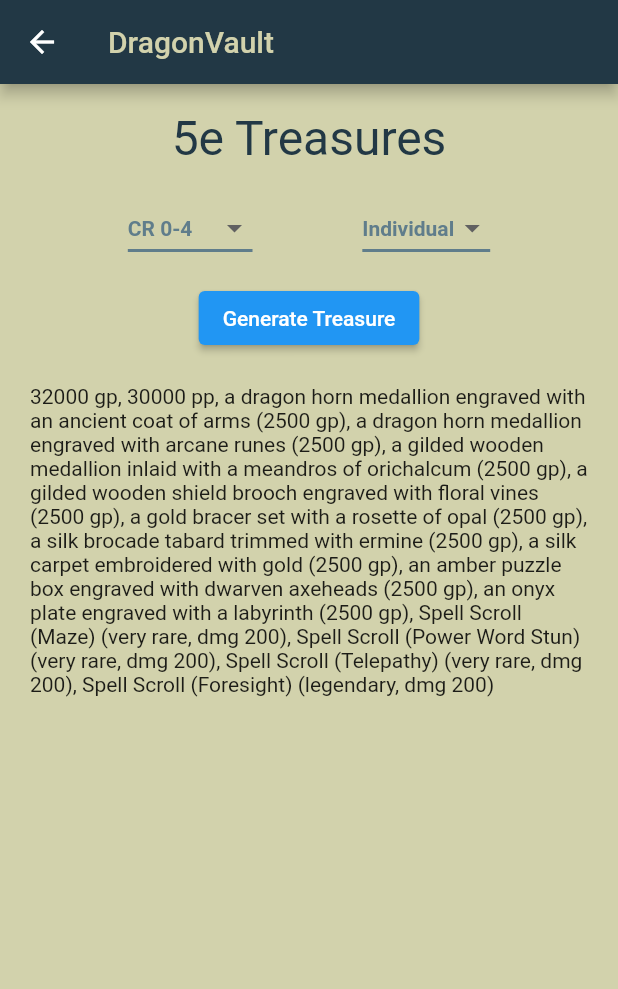
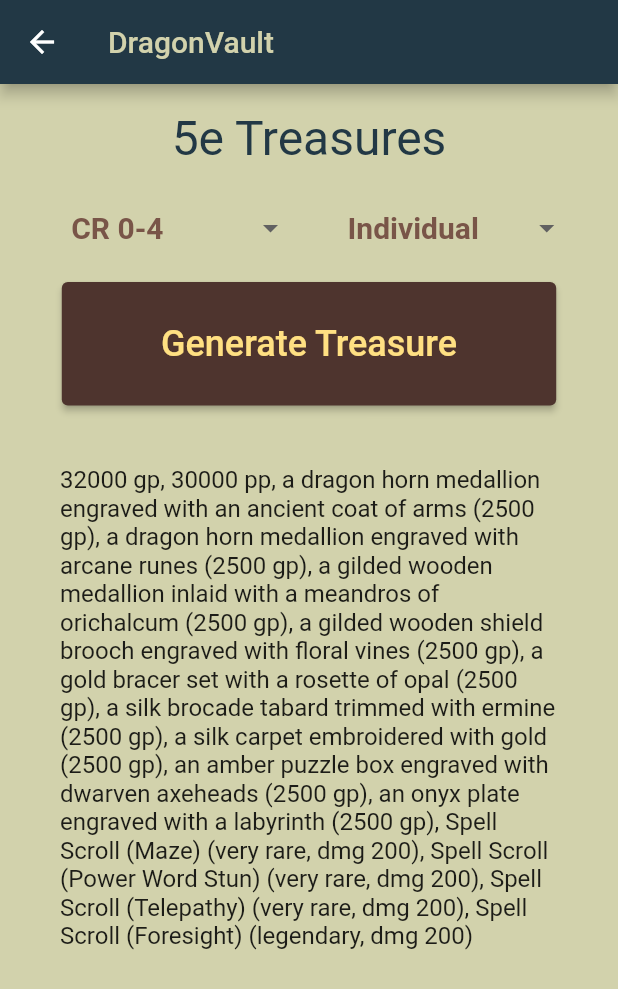
Before and after one commit to villagelder/generator5e, a Flutter app: the screen it shows after launch, after a tap on "Treasures", on a phone screen of 412 x 824 dp. Shown: the top 989 px of the screen. Run offline on Flutter 3.47's test engine with Material 2 defaults, Android fonts, the phone set to English and light mode, and no system bars.

Commit message:
templated treasure page

```diff
--- a/lib/treasures.dart
+++ b/lib/treasures.dart
@@ -1,4 +1,3 @@
-import 'package:flutter/foundation.dart';
 import 'package:flutter/cupertino.dart';
 import 'package:flutter/material.dart';
 
@@ -43,13 +42,25 @@ class TreasuresPage extends MaterialPageRoute<Null> {
                     ],
                   ),
                 ),
-                ElevatedButton(
+                SizedBox(
+                  width: MediaQuery.of(ctx).size.width * 0.8,
+                  height: MediaQuery.of(ctx).size.height * 0.1,
+                  child: ElevatedButton(
+                    style: ElevatedButton.styleFrom(
+                      foregroundColor: Colors.amber.shade200,
+                      backgroundColor: Colors.brown.shade800,
+                    ),
                     onPressed: () {},
-                  child: Text('Generate Treasure'),
+                    child: const Text(
+                      'Generate Treasure',
+                      style: TextStyle(fontSize: 24),
+                    ),
+                  ),
                 ),
                 const Padding(
-                  padding: EdgeInsets.all(20.0),
-                  child: Text('32000 gp, 30000 pp, a dragon horn medallion engraved '
+                  padding: EdgeInsets.all(40.0),
+                  child: Text(
+                      '32000 gp, 30000 pp, a dragon horn medallion engraved '
                       'with an ancient coat of arms (2500 gp), a dragon horn '
                       'medallion engraved with arcane runes (2500 gp), a gilded '
                       'wooden medallion inlaid with a meandros of orichalcum (2500 gp), '
@@ -60,7 +71,8 @@ class TreasuresPage extends MaterialPageRoute<Null> {
                       'an onyx plate engraved with a labyrinth (2500 gp), Spell Scroll (Maze) '
                       '(very rare, dmg 200), Spell Scroll (Power Word Stun) (very rare, dmg 200), '
                       'Spell Scroll (Telepathy) (very rare, dmg 200), Spell Scroll (Foresight) '
-                      '(legendary, dmg 200)'),
+                      '(legendary, dmg 200)',
+                      style: TextStyle(fontSize: 16)),
                 ),
               ],
             ),
@@ -90,12 +102,17 @@ class _TreasureTypeDDBState extends State<TreasureTypeDDB> {
 
   @override
   Widget build(BuildContext context) {
-    return DropdownButton<String>(
+    return Container(
+      width: MediaQuery.of(context).size.width * 0.4,
+      child: DropdownButtonHideUnderline(
+        child: ButtonTheme(
+          alignedDropdown: true,
+          child: DropdownButton<String>(
             value: dropdownValue,
             icon: const Icon(Icons.arrow_drop_down_outlined),
             elevation: 16,
-      style:
-          const TextStyle(color: Colors.blueGrey, fontWeight: FontWeight.bold),
+            style: const TextStyle(
+                color: Colors.brown, fontSize: 20, fontWeight: FontWeight.bold),
             underline: Container(
               height: 2,
               color: Colors.blueGrey,
@@ -112,6 +129,9 @@ class _TreasureTypeDDBState extends State<TreasureTypeDDB> {
                 child: Text(value),
               );
             }).toList(),
+          ),
+        ),
+      ),
     );
   }
 }
@@ -121,12 +141,17 @@ class _ChallengeRatingDDBState extends State<ChallengeRatingDDB> {
 
   @override
   Widget build(BuildContext context) {
-    return DropdownButton<String>(
+    return Container(
+      width: MediaQuery.of(context).size.width * 0.4,
+      child: DropdownButtonHideUnderline(
+        child: ButtonTheme(
+          alignedDropdown: true,
+          child: DropdownButton<String>(
             value: dropdownValue,
             icon: const Icon(Icons.arrow_drop_down_outlined),
             elevation: 16,
-      style:
-          const TextStyle(color: Colors.blueGrey, fontWeight: FontWeight.bold),
+            style: const TextStyle(
+                color: Colors.brown, fontSize: 20, fontWeight: FontWeight.bold),
             underline: Container(
               height: 2,
               color: Colors.blueGrey,
@@ -143,6 +168,9 @@ class _ChallengeRatingDDBState extends State<ChallengeRatingDDB> {
                 child: Text(value),
               );
             }).toList(),
+          ),
+        ),
+      ),
     );
   }
 }
```
Lines whose indentation alone changed are shown as unchanged.
